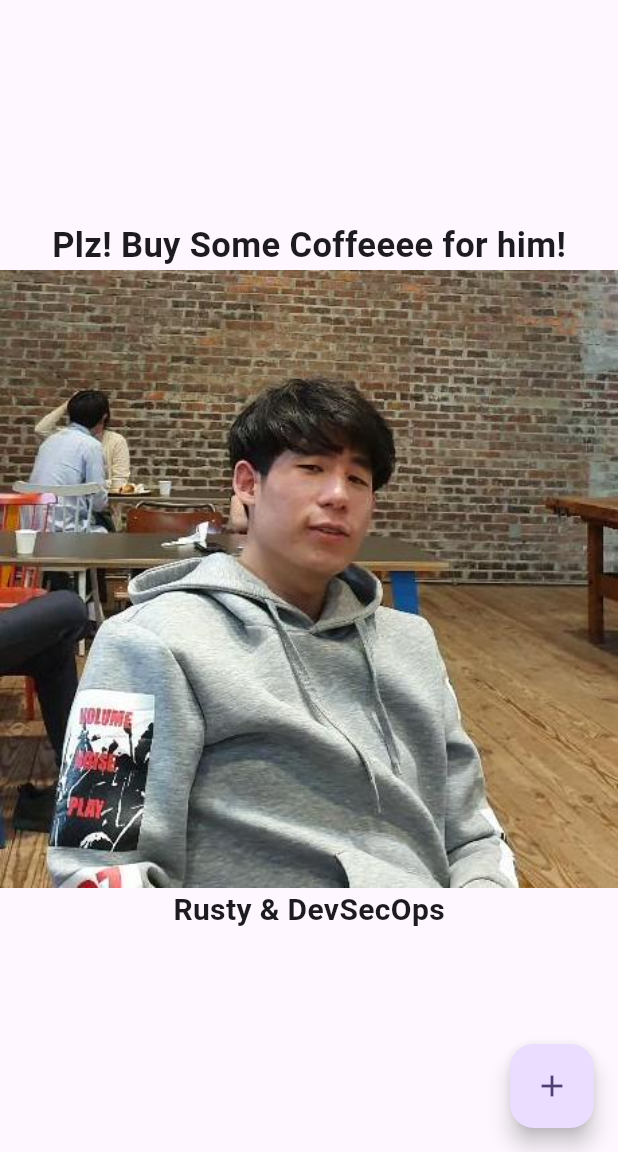
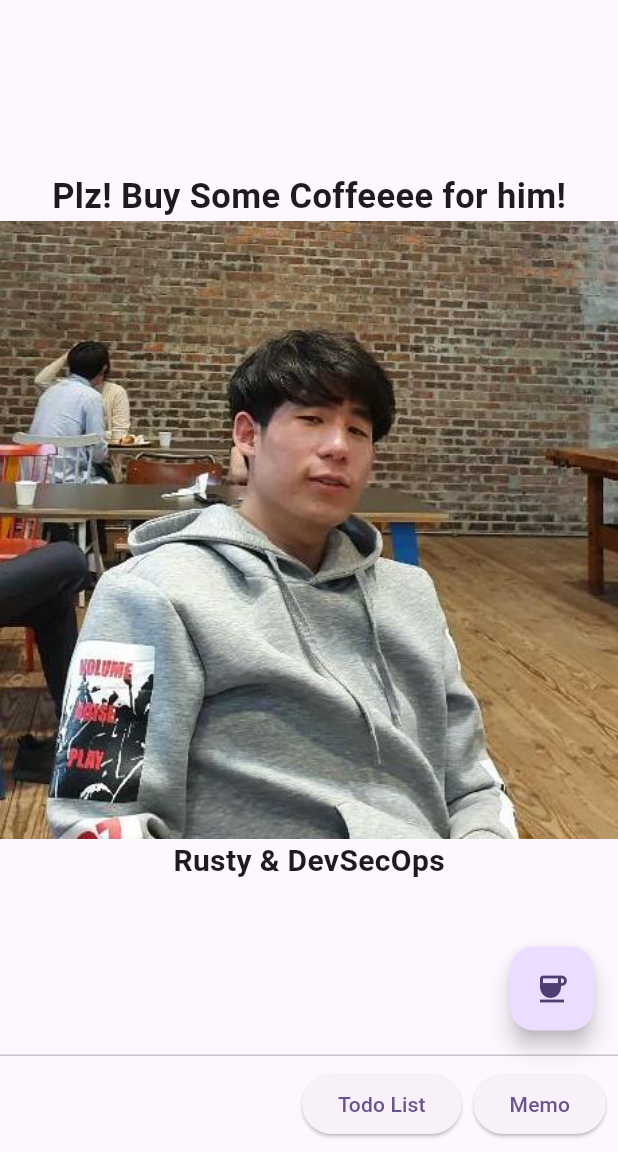
Before and after one commit to dongsub-joung/business-card, a Flutter app: the screen it shows after launch, on a phone screen of 412 x 824 dp, the part 84-1236 px from its top. Run offline on Flutter 3.47's test engine with Material 3 defaults, Android fonts, the phone set to English and light mode, and no system bars; missing offline and left inert: dart:js.

Commit message:
Update main.dart

```diff
--- a/my_app/lib/main.dart
+++ b/my_app/lib/main.dart
@@ -1,5 +1,6 @@
 import 'package:flutter/material.dart';
 import 'dart:js' as js;
+import 'screen_todo.dart';
 
 void main() {
   runApp(const MyApp());
@@ -60,17 +61,38 @@ class _MyHomePageState extends State<MyHomePage> {
               child: Image.asset('assets/images/main.jpeg'),
             ),
             Center(
-          child: Text('Rusty & DevSecOps', style: TextStyle(
+              child: Text(
+                'Rusty & DevSecOps',
+                style: TextStyle(
                   fontWeight: FontWeight.bold,
                   fontSize: 20,
-              ),),
+                ),
+              ),
             ),
           ],
         ),
       ),
+      persistentFooterButtons: <Widget>[
+        ElevatedButton(
+          onPressed: () {
+            Navigator.push(
+              context,
+              MaterialPageRoute(builder: (context) => ScreenTodo()),
+            );
+          },
+          child: Text('Todo List'),
+        ),
+        ElevatedButton(
+          onPressed: () {
+            // Implement functionality for the second button
+            // For example, perform a different action, show a dialog, etc.
+          },
+          child: Text('Memo'),
+        ),
+      ],
       floatingActionButton: FloatingActionButton(
         onPressed: popUpCoffee,
-        child: const Icon(Icons.add),
+        child: const Icon(Icons.coffee),
       ),
     );
   }
```
Lines whose indentation alone changed are shown as unchanged.
